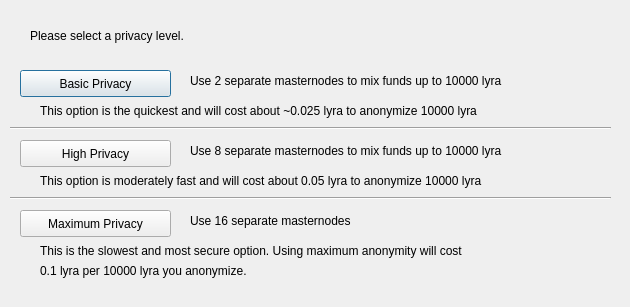
First picture: the form in src/qt/forms/obfuscationconfig.ui, repository scryptachain/scrypta, before the edit.
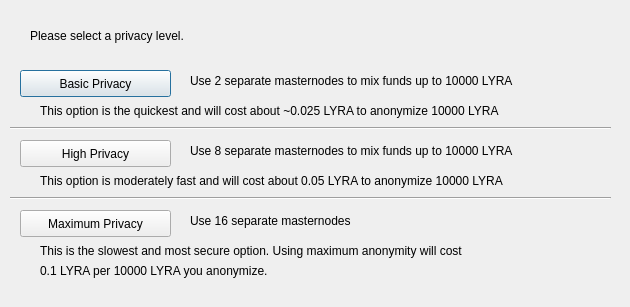
Second picture: the form after the edit.

```diff
--- a/src/qt/forms/obfuscationconfig.ui
+++ b/src/qt/forms/obfuscationconfig.ui
@@ -75,7 +75,7 @@
     </rect>
    </property>
    <property name="text">
-    <string>Use 2 separate masternodes to mix funds up to 10000 lyra</string>
+    <string>Use 2 separate masternodes to mix funds up to 10000 LYRA</string>
    </property>
   </widget>
   <widget class="QLabel" name="label_3">
@@ -88,7 +88,7 @@
     </rect>
    </property>
    <property name="text">
-    <string>Use 8 separate masternodes to mix funds up to 10000 lyra</string>
+    <string>Use 8 separate masternodes to mix funds up to 10000 LYRA</string>
    </property>
   </widget>
   <widget class="QLabel" name="label_4">
@@ -114,7 +114,7 @@
     </rect>
    </property>
    <property name="text">
-    <string>This option is the quickest and will cost about ~0.025 lyra to anonymize 10000 lyra</string>
+    <string>This option is the quickest and will cost about ~0.025 LYRA to anonymize 10000 LYRA</string>
    </property>
   </widget>
   <widget class="QLabel" name="label_7">
@@ -127,7 +127,7 @@
     </rect>
    </property>
    <property name="text">
-    <string>This option is moderately fast and will cost about 0.05 lyra to anonymize 10000 lyra</string>
+    <string>This option is moderately fast and will cost about 0.05 LYRA to anonymize 10000 LYRA</string>
    </property>
   </widget>
   <widget class="QLabel" name="label_8">
@@ -153,7 +153,7 @@
     </rect>
    </property>
    <property name="text">
-    <string>0.1 lyra per 10000 lyra you anonymize.</string>
+    <string>0.1 LYRA per 10000 LYRA you anonymize.</string>
    </property>
   </widget>
   <widget class="Line" name="line">
```
